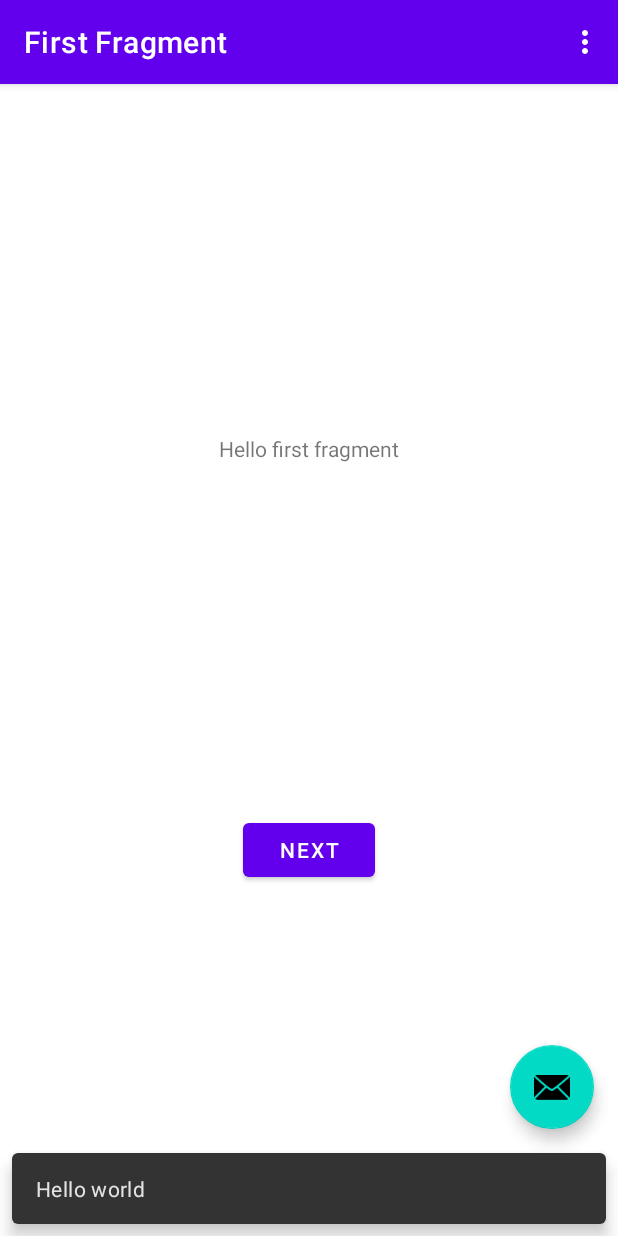
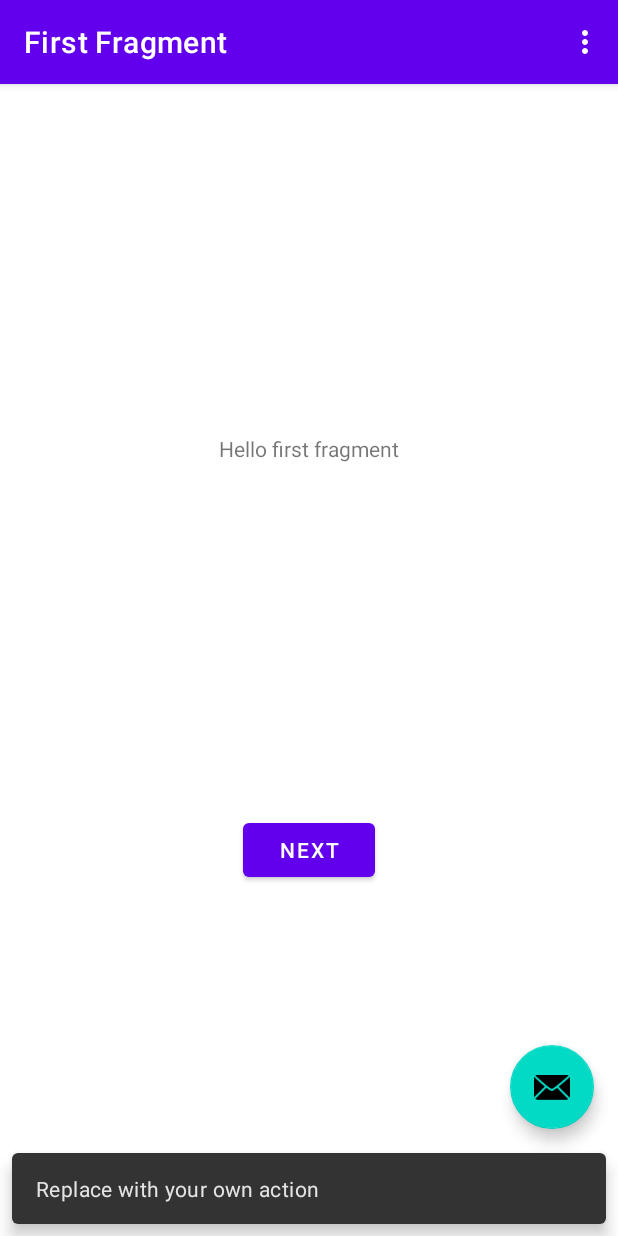
Before and after one commit to OSU-App-Club/SmartCam-Frontend, an Android app: the screen it shows after launch (MainActivity), after a tap on an icon or button, on a phone screen of 412 x 824 dp. Run offline under Robolectric (Android 15) with nearby library versions, the phone set to English and light mode, and no system bars; our stand-ins replace navigation-ui.

Commit message:
Revert "Change some text"
This reverts commit b09252dfef2720d1e4919f5ab4beb7e1b5b80fa8.

```diff
--- a/app/src/main/java/club/osuapp/smartcam/MainActivity.java
+++ b/app/src/main/java/club/osuapp/smartcam/MainActivity.java
@@ -39,7 +39,7 @@ public class MainActivity extends AppCompatActivity {
         binding.fab.setOnClickListener(new View.OnClickListener() {
             @Override
             public void onClick(View view) {
-                Snackbar.make(view, "Hello world", Snackbar.LENGTH_LONG)
+                Snackbar.make(view, "Replace with your own action", Snackbar.LENGTH_LONG)
                         .setAction("Action", null).show();
             }
         });
```
